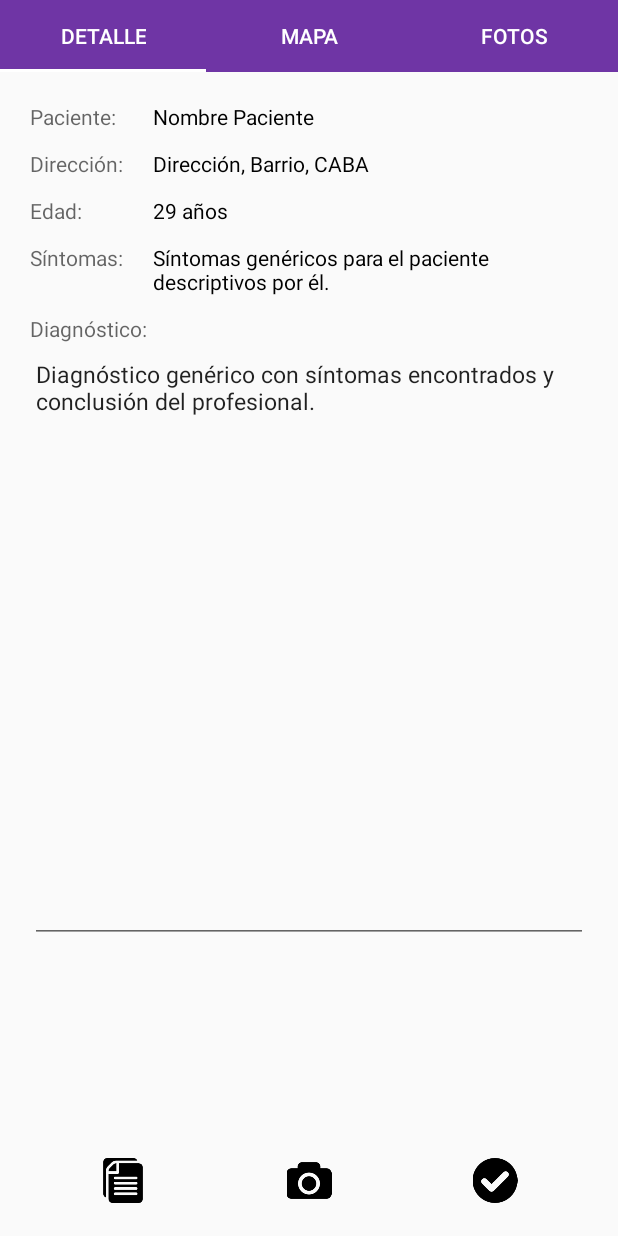
After one commit to UTN-FRBA-Mobile/YenDoc, an Android app: the fragment TabsFragment placed in its activity, on a phone screen of 412 x 824 dp. The commit adds this screen. Run offline under Robolectric (Android 15) with nearby library versions, the phone set to English and light mode, and no system bars.

Commit message:
TabsFragment

```diff
--- /dev/null
+++ b/app/src/main/java/ar/yendoc/core/TabsAdapter.kt
@@ -0,0 +1,43 @@
+package ar.yendoc.core
+
+import android.content.Context
+import androidx.fragment.app.Fragment
+import androidx.fragment.app.FragmentManager
+import androidx.fragment.app.FragmentPagerAdapter
+import ar.yendoc.ui.MapFragment
+import ar.yendoc.ui.PhotosFragment
+import ar.yendoc.ui.VisitFragment
+
+
+class TabsAdapter(context: Context, fm: FragmentManager?, totalTabs: Int) :
+    FragmentPagerAdapter(fm!!) {
+    private val myContext: Context
+    var totalTabs: Int
+
+    // this is for fragment tabs
+    override fun getItem(position: Int): Fragment {
+        return when (position) {
+            0 -> {
+                VisitFragment()
+            }
+            1 -> {
+                MapFragment()
+            }
+            2 -> {
+                PhotosFragment()
+            }
+            else ->
+                VisitFragment()
+        }
+    }
+
+    // this counts total number of tabs
+    override fun getCount(): Int {
+        return totalTabs
+    }
+
+    init {
+        myContext = context
+        this.totalTabs = totalTabs
+    }
+}
--- a/app/src/main/java/ar/yendoc/ui/LoginFragment.kt
+++ b/app/src/main/java/ar/yendoc/ui/LoginFragment.kt
@@ -42,11 +42,7 @@ class LoginFragment: Fragment() {
                     toast.show()
                 }
                 else -> {
-
                     listener!!.onLogin(usuario, contrasenia)
-                    /*val bundle = bundleOf("Usuario" to usuario)
-                    val action = R.id.action_mainFragment_to_quizFragment
-                    findNavController().navigate(action,bundle)}*/
                 }
 
             }
--- /dev/null
+++ b/app/src/main/java/ar/yendoc/ui/MapFragment.kt
@@ -0,0 +1,26 @@
+package ar.yendoc.ui
+
+import androidx.fragment.app.Fragment
+import android.R
+
+import android.os.Bundle
+
+import android.view.ViewGroup
+
+import android.view.LayoutInflater
+import android.view.View
+import ar.yendoc.databinding.FragmentMapBinding
+
+
+class MapFragment : Fragment() {
+    private var _binding: FragmentMapBinding? = null
+    private val binding get() = _binding!!
+
+    override fun onCreateView(
+        inflater: LayoutInflater, container: ViewGroup?,
+        savedInstanceState: Bundle?
+    ): View? {
+        _binding = FragmentMapBinding.inflate(inflater, container, false)
+        return binding.root
+    }
+}
--- /dev/null
+++ b/app/src/main/java/ar/yendoc/ui/TabsFragment.kt
@@ -0,0 +1,66 @@
+package ar.yendoc.ui
+
+import android.R
+import android.content.Context
+import android.os.Bundle
+import android.util.Log
+import android.view.LayoutInflater
+import android.view.View
+import android.view.ViewGroup
+import androidx.fragment.app.Fragment
+import androidx.fragment.app.FragmentManager
+import ar.yendoc.databinding.FragmentTabsBinding
+import androidx.viewpager.widget.ViewPager
+import ar.yendoc.core.TabsAdapter
+import ar.yendoc.core.Visita
+import ar.yendoc.core.VisitasAdapter
+import com.google.android.material.tabs.TabLayout
+import androidx.fragment.app.FragmentActivity
+
+import android.app.Activity
+
+
+
+
+class TabsFragment : Fragment() {
+    private var _binding: FragmentTabsBinding? = null
+    // This property is only valid between onCreateView and
+    // onDestroyView.
+    private val binding get() = _binding!!
+
+    private lateinit var tabLayout: TabLayout
+    private lateinit var viewPager: ViewPager
+    private lateinit var myContext: FragmentActivity
+
+    override fun onCreateView(inflater: LayoutInflater, container: ViewGroup?, savedInstanceState: Bundle?): View {
+        _binding = FragmentTabsBinding.inflate(inflater, container, false)
+
+        //super.onCreate(savedInstanceState)
+        //setContentView(R.layout.activity_simple_tab_layout)
+        tabLayout = _binding!!.tabLayout
+        viewPager = _binding!!.viewPager
+        tabLayout.addTab(tabLayout.newTab().setText(getString(ar.yendoc.R.string.detalle)))
+        tabLayout.addTab(tabLayout.newTab().setText(getString(ar.yendoc.R.string.mapa)))
+        tabLayout.addTab(tabLayout.newTab().setText(getString(ar.yendoc.R.string.fotos)))
+        tabLayout.tabGravity = TabLayout.GRAVITY_FILL
+        val adapter = TabsAdapter(myContext.applicationContext, myContext.supportFragmentManager, tabLayout.tabCount)
+
+        viewPager.adapter = adapter
+        viewPager.addOnPageChangeListener(TabLayout.TabLayoutOnPageChangeListener(tabLayout))
+        tabLayout.addOnTabSelectedListener(object : TabLayout.OnTabSelectedListener {
+            override fun onTabSelected(tab: TabLayout.Tab) {
+                viewPager.currentItem = tab.position
+            }
+
+            override fun onTabUnselected(tab: TabLayout.Tab) {}
+            override fun onTabReselected(tab: TabLayout.Tab) {}
+        })
+
+        return binding.root
+    }
+
+    override fun onAttach(activity: Activity) {
+        myContext = activity as FragmentActivity
+        super.onAttach(activity)
+    }
+}
--- /dev/null
+++ b/app/src/main/java/ar/yendoc/ui/VisitFragment.kt
@@ -0,0 +1,21 @@
+package ar.yendoc.ui
+
+import android.os.Bundle
+import android.view.LayoutInflater
+import android.view.View
+import android.view.ViewGroup
+import androidx.fragment.app.Fragment
+import ar.yendoc.databinding.FragmentVisitBinding
+
+class VisitFragment : Fragment() {
+    private var _binding: FragmentVisitBinding? = null
+    private val binding get() = _binding!!
+
+    override fun onCreateView(
+        inflater: LayoutInflater, container: ViewGroup?,
+        savedInstanceState: Bundle?
+    ): View? {
+        _binding = FragmentVisitBinding.inflate(inflater, container, false)
+        return binding.root
+    }
+}
--- /dev/null
+++ b/app/src/main/res/layout/fragment_tabs.xml
@@ -0,0 +1,26 @@
+<?xml version="1.0" encoding="utf-8"?>
+<androidx.constraintlayout.widget.ConstraintLayout xmlns:android="http://schemas.android.com/apk/res/android"
+    xmlns:app="http://schemas.android.com/apk/res-auto"
+    xmlns:tools="http://schemas.android.com/tools"
+    android:layout_width="match_parent"
+    android:layout_height="match_parent"
+    android:id="@+id/activity_tab">
+    <com.google.android.material.tabs.TabLayout
+        android:id="@+id/tabLayout"
+        android:layout_width="match_parent"
+        android:layout_height="wrap_content"
+        app:tabIndicatorColor="@color/white"
+        app:tabTextColor="@color/white"
+        app:layout_constraintTop_toTopOf="parent"
+        app:layout_constraintStart_toStartOf="parent"
+        app:layout_constraintEnd_toEndOf="parent"
+        android:background="@color/primary"
+        android:layout_marginTop="0dp">
+    </com.google.android.material.tabs.TabLayout>
+    <androidx.viewpager.widget.ViewPager
+        android:id="@+id/viewPager"
+        android:layout_width="match_parent"
+        android:layout_height="wrap_content"
+        app:layout_constraintTop_toBottomOf="@id/tabLayout"
+        app:layout_behavior="@string/appbar_scrolling_view_behavior"/>
+</androidx.constraintlayout.widget.ConstraintLayout>
--- a/app/src/main/res/layout/fragment_visit.xml
+++ b/app/src/main/res/layout/fragment_visit.xml
@@ -107,17 +107,15 @@
     </RelativeLayout>
 
     <LinearLayout
-        android:layout_width="fill_parent"
+        android:layout_width="match_parent"
         android:layout_height="wrap_content"
-        android:orientation="vertical"
-        android:weightSum="4">
+        android:orientation="vertical">
 
         <TextView
             android:id="@+id/lblDiagnostico"
             android:layout_width="match_parent"
             android:layout_height="wrap_content"
             android:layout_gravity="center_horizontal"
-            android:layout_weight="1"
             android:textColor="@color/black"
             android:paddingRight="20dp"
             android:paddingBottom="0dp"
@@ -126,35 +124,36 @@
         <EditText
             android:id="@+id/diagnostic"
             android:layout_width="match_parent"
-            android:layout_height="450dp"
-            android:layout_weight="3"
+            android:layout_height="fill_parent"
             android:textSize="15dp"
-            android:maxHeight="200dp"
+            android:height="400dp"
             android:gravity="top"
             android:text="@string/diagnostico_generico" />
 
     </LinearLayout>
     <LinearLayout
-        android:layout_width="fill_parent"
-        android:layout_height="wrap_content"
+        android:layout_width="match_parent"
+        android:layout_height="match_parent"
         android:orientation="horizontal"
+        android:gravity="bottom"
+        android:layout_marginBottom="50dp"
         android:weightSum="3">
         <ImageView
             android:src="@drawable/recipe"
-            android:layout_height="50dp"
-            android:layout_width="50dp"
+            android:layout_height="30dp"
+            android:layout_width="30dp"
             android:layout_weight="1"
             />
         <ImageView
             android:src="@drawable/camera"
-            android:layout_height="50dp"
-            android:layout_width="50dp"
+            android:layout_height="30dp"
+            android:layout_width="30dp"
             android:layout_weight="1"
             />
         <ImageView
             android:src="@drawable/done"
-            android:layout_height="50dp"
-            android:layout_width="50dp"
+            android:layout_height="30dp"
+            android:layout_width="30dp"
             android:layout_weight="1"/>
     </LinearLayout>
 </LinearLayout>
--- a/app/src/main/res/values/strings.xml
+++ b/app/src/main/res/values/strings.xml
@@ -28,4 +28,7 @@
     <string name="sintomas_genericos">Síntomas genéricos para el paciente descriptivos por él.</string>
     <string name="diagnostico_generico">Diagnóstico genérico con síntomas encontrados y conclusión del profesional.</string>
     <string name="diagnostico">Diagnóstico:</string>
+    <string name="fotos">Fotos</string>
+    <string name="mapa">Mapa</string>
+    <string name="detalle">Detalle</string>
 </resources>
```
Also changed, not shown: app/src/main/java/ar/yendoc/MainActivity.kt (+27 -5 lines), app/src/main/java/ar/yendoc/core/VisitasAdapter.kt (+13 -9 lines), app/src/main/java/ar/yendoc/ui/DashboardFragment.kt (+27 -3 lines), app/src/main/java/ar/yendoc/ui/PhotosFragment.kt (added, +21 -0 lines), app/src/main/res/layout/fragment_map.xml (added, +12 -0 lines), app/src/main/res/layout/fragment_photos.xml (added, +12 -0 lines).
